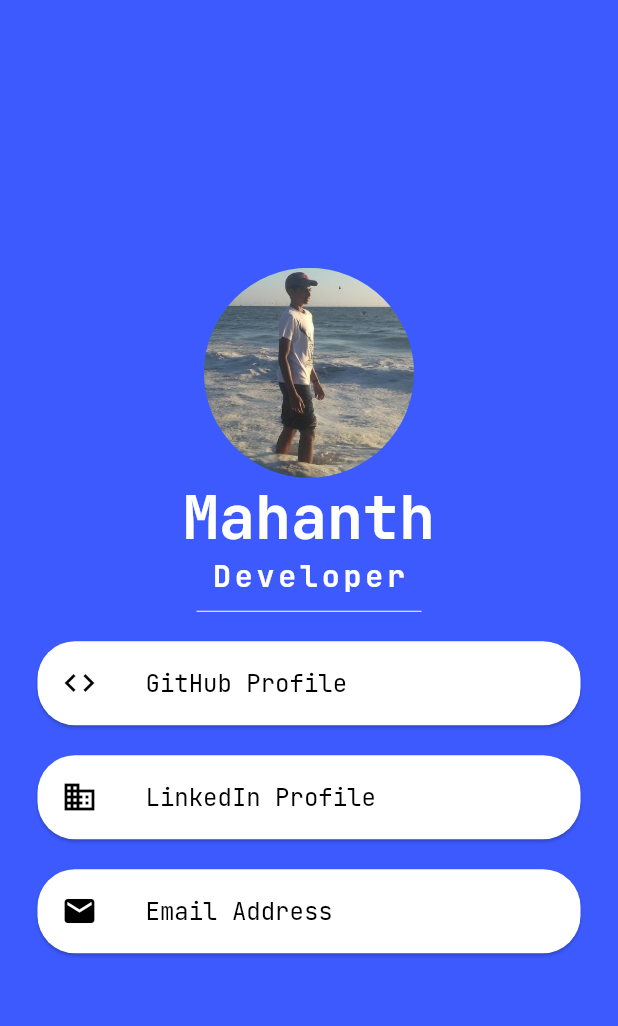
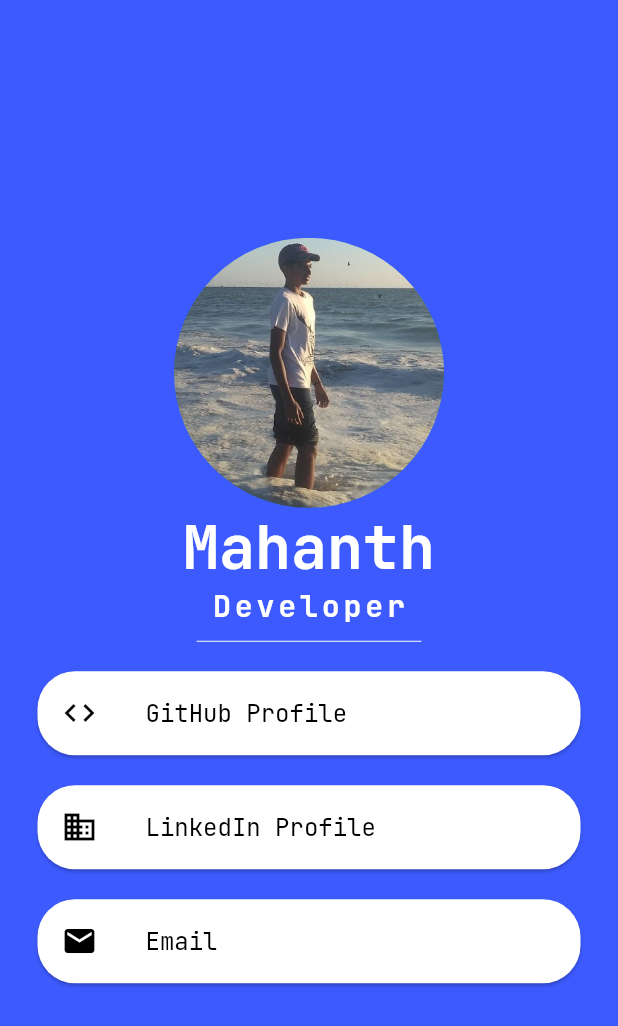
Before and after one commit to MahanthMohan/mi_card_flutter, a Flutter app: the screen it shows after launch, on a phone screen of 412 x 824 dp. Shown: the top 1026 px of the screen. Run offline on Flutter 3.47's test engine with Material 2 defaults, Android fonts, the phone set to English and light mode, and no system bars.

Commit message:
made some final changes

```diff
--- a/lib/main.dart
+++ b/lib/main.dart
@@ -17,7 +17,7 @@ class mi_card_flutter extends StatelessWidget {
           mainAxisAlignment: MainAxisAlignment.center,
           children: <Widget>[
             CircleAvatar(
-              radius: 70.0,
+              radius: 90.0,
               backgroundImage: AssetImage("images/mahanth.png"),
             ),
             Text(
@@ -46,6 +46,7 @@ class mi_card_flutter extends StatelessWidget {
                   color: Colors.white,
                 )),
             InkWell(
+              splashColor: Colors.indigoAccent[700],
               onTap: () {
                 launch("https://github.com/MahanthMohan");
               },
@@ -72,6 +73,7 @@ class mi_card_flutter extends StatelessWidget {
               ),
             ),
             InkWell(
+              splashColor: Colors.indigoAccent[700],
               onTap: () {
                 launch("https://www.linkedin.com/in/mahanth-mohan-449902194/");
               },
@@ -97,6 +99,7 @@ class mi_card_flutter extends StatelessWidget {
               ),
             ),
             InkWell(
+              splashColor: Colors.indigoAccent[700],
               onTap: () {
                 launch(
                     "https://mail.google.com/mail/u/0/#inbox?compose=CllgCJZbjmrwQfWTnsqTlgbQHtQdFNFwzcBKkMfSvrXxwvkkTHVBdFwNMQSXRPtXXXtTQksfwvq");
@@ -112,7 +115,7 @@ class mi_card_flutter extends StatelessWidget {
                     color: Colors.black,
                   ),
                   title: Text(
-                    "Email Address",
+                    "Email",
                     style: TextStyle(
                       fontSize: 16.0,
                       color: Colors.black,
```
